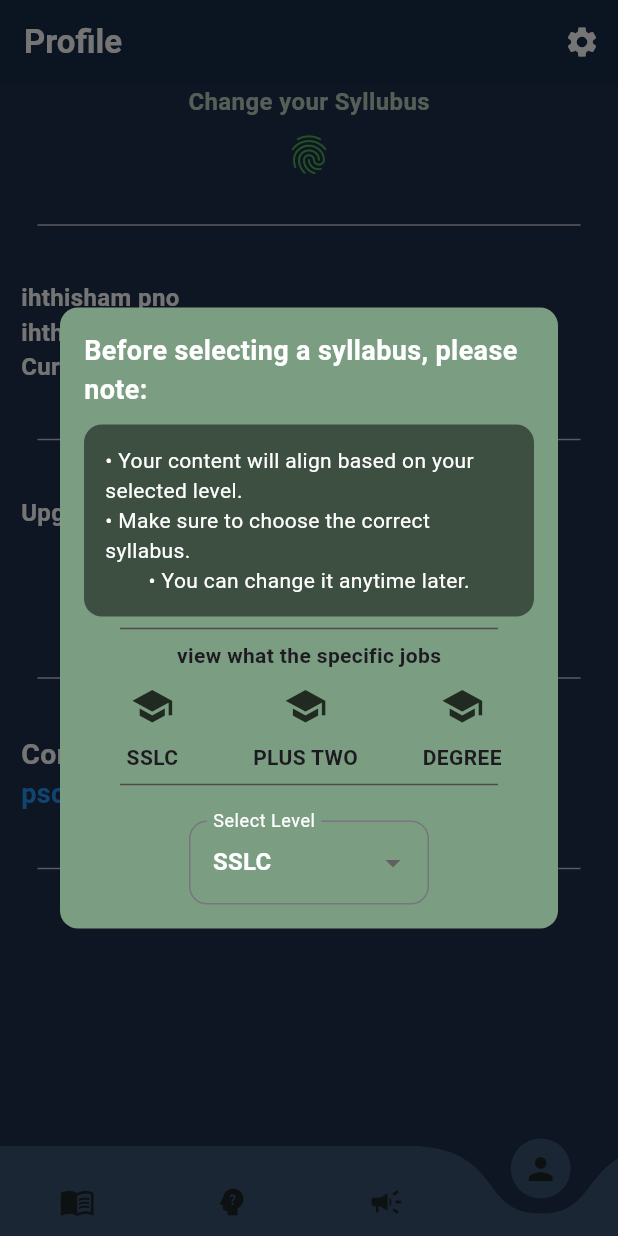
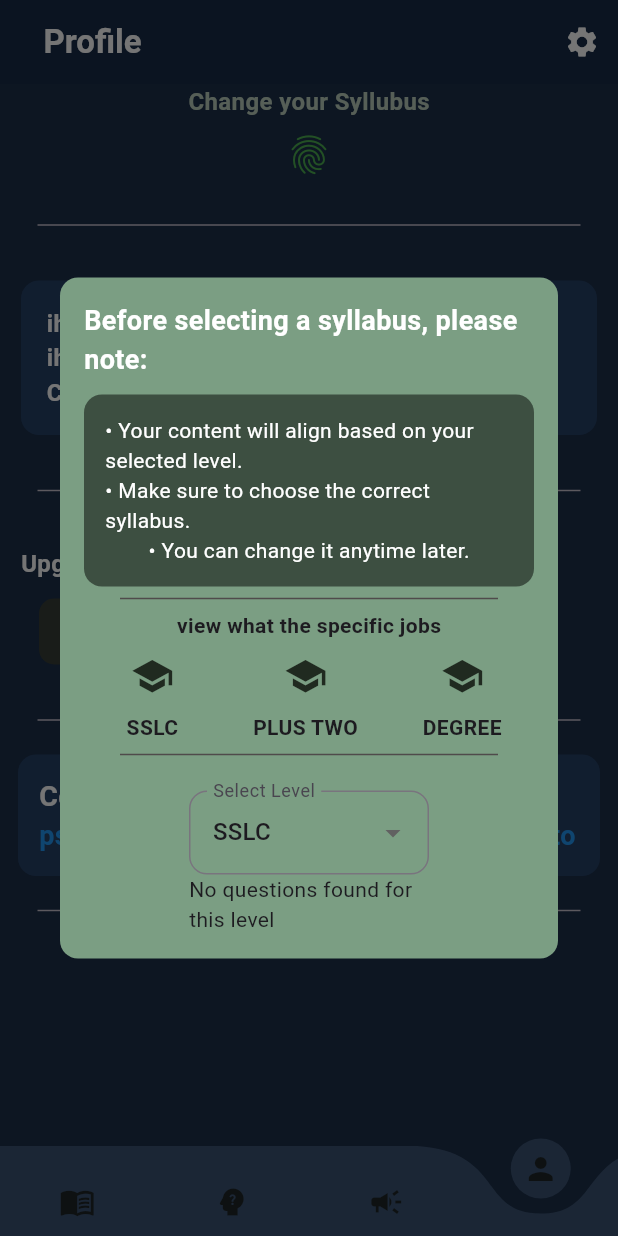
Before and after one commit to Ihthishampn/psc_learner, a Flutter app: the EntryPoint screen opened by its route, item 4 of the bottom bar chosen, after a tap on the "fingerprint" icon, on a phone screen of 412 x 824 dp. Run offline on Flutter 3.47's test engine with Material 3 defaults, Android fonts, the light colour scheme and no system bars; drawn by our look-alikes of curved_navigation_bar; our stand-ins replace cloud_firestore, firebase_auth, firebase_core, flutter_riverpod, go_router, google_fonts and 2 more; accounts and stored records are empty; Roboto replaces fonts that are missing (Anaheim, Arimo).

Commit message:
completeModelBeforeLoginLevelComplete

```diff
--- a/lib/features/entryPoint/entry_point.dart
+++ b/lib/features/entryPoint/entry_point.dart
@@ -32,7 +32,7 @@ class _EntryPointState extends ConsumerState<EntryPoint> {
       bottomNavigationBar: CurvedNavigationBar(
         backgroundColor: bgcolor,
         height: 60,
-        animationDuration: Duration(milliseconds: 300),
+        animationDuration: const Duration(milliseconds: 300),
         color: navcolor,
         buttonBackgroundColor: navcolor,
         index: selectIndex,
--- a/lib/features/profile/providers/provider_sort.dart
+++ b/lib/features/profile/providers/provider_sort.dart
@@ -5,6 +5,6 @@ enum Level { sslc, plusTwo, degree }
 
 
 final levelProvider = StateProvider<Level>((ref) {
-  final index = prefs.getInt('slectedLevel') ?? 0;
+  final index = prefs.getInt('selectedLevel') ?? 0;  // fix key spelling here
   return Level.values[index];
 });
--- a/lib/features/profile/screens/profile_screen.dart
+++ b/lib/features/profile/screens/profile_screen.dart
@@ -1,9 +1,5 @@
 import 'package:flutter/material.dart';
-import 'package:flutter_riverpod/flutter_riverpod.dart';
 import 'package:psc_learner/core/constants/colors.dart';
-import 'package:psc_learner/core/constants/text_style.dart';
-import 'package:psc_learner/features/practice/widgets/all_in_test_button.dart';
-import 'package:psc_learner/features/profile/providers/provider_sort.dart';
 import 'package:psc_learner/features/profile/widgets/change_level_widget.dart';
 import 'package:psc_learner/features/profile/widgets/contact_support.dart';
 import 'package:psc_learner/features/profile/widgets/name_email_stats.dart';
@@ -18,6 +14,7 @@ class ProfileScreen extends StatelessWidget {
     const sb = SizedBox(height: 15);
     return Scaffold(
       appBar: AppBar(
+        titleSpacing: 29,
         backgroundColor: bgcolor,
         title: Text(
           'Profile',
--- a/lib/features/profile/widgets/contact_support.dart
+++ b/lib/features/profile/widgets/contact_support.dart
@@ -1,13 +1,21 @@
 import 'package:flutter/material.dart';
+import 'package:psc_learner/core/constants/colors.dart';
 import 'package:psc_learner/core/constants/text_style.dart';
 
 class ContactSupport extends StatelessWidget {
   const ContactSupport({super.key});
 
-
   @override
   Widget build(BuildContext context) {
     return Padding(
+      padding: const EdgeInsets.only(left: 12, right: 12),
+      child: Container(
+        decoration: BoxDecoration(
+          color: const Color.fromARGB(222, 40, 69, 108),
+
+          borderRadius: BorderRadius.circular(12),
+        ),
+        child: Padding(
           padding: const EdgeInsets.all(14.0),
           child: Column(
             crossAxisAlignment: CrossAxisAlignment.start,
@@ -22,6 +30,8 @@ class ContactSupport extends StatelessWidget {
               ),
             ],
           ),
+        ),
+      ),
     );
   }
 }
--- a/lib/features/profile/widgets/dropDownWidget.dart
+++ b/lib/features/profile/widgets/dropDownWidget.dart
@@ -1,45 +1,55 @@
 import 'package:flutter/material.dart';
 import 'package:flutter_riverpod/flutter_riverpod.dart';
-import 'package:psc_learner/core/constants/colors.dart';
 import 'package:psc_learner/features/profile/providers/provider_sort.dart';
 import 'package:psc_learner/main.dart';
-
+import 'package:psc_learner/providers/fetchQusFromFirebase.dart';
 class Dropdownwidget extends ConsumerWidget {
   const Dropdownwidget({super.key});
 
   @override
   Widget build(BuildContext context, WidgetRef ref) {
     final level = ref.watch(levelProvider);
-    return DropdownButtonFormField<Level>(
+    final fetchProgress = ref.watch(fetchProgressProvider);
+    final questionsAsync = ref.watch(questionsProvider(level));
+
+    return Column(
+      crossAxisAlignment: CrossAxisAlignment.start,
+      children: [
+        DropdownButtonFormField<Level>(
           value: level,
-  dropdownColor: const Color.fromARGB(222, 53, 75, 107),
-  style: null, // keep null or default, so selected value uses normal color
           decoration: InputDecoration(
             labelText: 'Select Level',
-    labelStyle: TextStyle(color: buttonWhite),
             border: OutlineInputBorder(borderRadius: BorderRadius.circular(12)),
           ),
-  items: Level.values
-      .map(
-        (lvl) => DropdownMenuItem<Level>(
+          items: Level.values.map((lvl) => DropdownMenuItem(
             value: lvl,
-          child: Text(
-            lvl.name.toUpperCase(),
-            style: const TextStyle(
-              color: Colors.white, // dropdown list item text color
-              fontWeight: FontWeight.bold,
-            ),
-          ),
-        ),
-      )
-      .toList(),
-  onChanged: (val) {
+            child: Text(lvl.name.toUpperCase()),
+          )).toList(),
+          onChanged: (val) async {
             if (val != null) {
               ref.read(levelProvider.notifier).state = val;
-      prefs.setInt('slectedLevel', val.index);
+              prefs.setInt('selectedLevel', val.index);
+              ref.read(fetchProgressProvider.notifier).state = 0;
+              await ref.refresh(questionsProvider(val)).value;
             }
           },
+        ),
+        questionsAsync.when(
+          loading: () => Column(
+            children: [
+              LinearProgressIndicator(value: fetchProgress / 100),
+              Text('Loading... ${fetchProgress.toStringAsFixed(0)}%'),
+            ],
+          ),
+          error: (err, stack) => Text('Error: $err'),
+          data: (questions) {
+            if (questions.isEmpty) {
+              return const Text('No questions found for this level');
+            }
+            return Text('✅ ${questions.length} questions loaded');
+          },
+        ),
+      ],
     );
-
   }
 }
--- a/lib/features/profile/widgets/name_email_stats.dart
+++ b/lib/features/profile/widgets/name_email_stats.dart
@@ -12,6 +12,14 @@ class NameEmailStats extends ConsumerWidget {
     final selectLevel = ref.watch(levelProvider);
     return Padding(
       padding: const EdgeInsets.all(14.0),
+      child: Container(
+decoration: BoxDecoration(
+
+  color: const Color.fromARGB(222, 40, 69, 108),
+  borderRadius: BorderRadius.circular(12)
+
+),
+padding: EdgeInsets.all(17),
         child: Column(
           crossAxisAlignment: CrossAxisAlignment.start,
           children: [
@@ -29,6 +37,7 @@ class NameEmailStats extends ConsumerWidget {
             ),
           ],
         ),
+      ),
     );
   }
 }
--- a/lib/features/profile/widgets/upgrade_pro_widget.dart
+++ b/lib/features/profile/widgets/upgrade_pro_widget.dart
@@ -20,29 +20,25 @@ class UpgradeProWidget extends StatelessWidget {
           GestureDetector(
             onTap: () {},
             child: Padding(
-              padding: const EdgeInsets.only(left: 37, right: 37),
+              padding: const EdgeInsets.only(left: 12, right: 26),
               child: Container(
                 padding: EdgeInsets.symmetric(horizontal: 0, vertical: 12),
                 decoration: BoxDecoration(
-                  color: Colors.green,
+                  color: const Color.fromARGB(255, 55, 61, 55),
                   borderRadius: BorderRadius.circular(10),
                 ),
                 child: Row(
                   mainAxisAlignment: MainAxisAlignment.spaceEvenly,
                   children: [
                     Text(
-                      'Tap here',
+                      'Go to Subscription page',
                       style: TextStyle(
-                        fontSize: 18,
+                        fontSize: 14,
                         fontWeight: FontWeight.bold,
                         color: Colors.white,
                       ),
                     ),
-                    const Icon(
-                      Icons.rocket_launch,
-                      color: Colors.white,
-                      size: 26,
-                    ),
+
                   ],
                 ),
               ),
--- a/lib/main.dart
+++ b/lib/main.dart
@@ -3,6 +3,7 @@
 import 'package:firebase_core/firebase_core.dart';
 import 'package:flutter/material.dart';
 import 'package:flutter_riverpod/flutter_riverpod.dart';
+import 'package:hive_flutter/hive_flutter.dart';
 import 'package:psc_learner/core/constants/colors.dart';
 import 'package:psc_learner/firebase_options.dart';
 import 'package:psc_learner/routes/app_routes/app_routes.dart';
@@ -11,17 +12,18 @@ import 'package:shared_preferences/shared_preferences.dart';
 // sahared prefrence
 late SharedPreferences prefs;
 
+// main.dart
 void main() async {
-  // this is required to initiallize Firebase before running the app
-  // otherwise it will throw an error
-  // its a way to start engine of the app / flutter
   WidgetsFlutterBinding.ensureInitialized();
-  // logining to firebase service
-  // this is required to initialize Firebase before running the app
   await Firebase.initializeApp(options: DefaultFirebaseOptions.currentPlatform);
   prefs = await SharedPreferences.getInstance();
-  // provider scope is required to use riverpod
-  // its a way to app put to a tool box that we can use tool (provider) from anywhere in the app
+
+  await Hive.initFlutter();
+  await Hive.openBox('questions');
+
+  // Initialize AppState with the saved level
+
+
   runApp(ProviderScope(child: MyApp()));
 }
 
--- /dev/null
+++ b/lib/providers/fetchQusFromFirebase.dart
@@ -0,0 +1,67 @@
+import 'package:flutter_riverpod/flutter_riverpod.dart';
+import 'package:firebase_auth/firebase_auth.dart';
+import 'package:cloud_firestore/cloud_firestore.dart';
+import 'package:hive_flutter/hive_flutter.dart';
+import '../features/profile/providers/provider_sort.dart';
+
+// Provider to handle anonymous sign-in and ensure user is authenticated
+final firebaseAuthProvider = FutureProvider<User>((ref) async {
+  final auth = FirebaseAuth.instance;
+
+  if (auth.currentUser == null) {
+    final userCredential = await auth.signInAnonymously();
+    return userCredential.user!;
+  }
+  return auth.currentUser!;
+});
+
+final fetchProgressProvider = StateProvider<double>((ref) => 0);
+
+final questionsProvider = FutureProvider.family<List<Map<String, dynamic>>, Level>((ref, level) async {
+  final box = await Hive.openBox('questions');
+  final key = level.name;
+
+  // Try to get from Hive first
+  if (box.containsKey(key)) {
+    final cachedData = box.get(key);
+    if (cachedData != null && cachedData is List && cachedData.isNotEmpty) {
+      print("📦 Using cached questions for $key");
+      return List<Map<String, dynamic>>.from(cachedData);
+    }
+  }
+
+  // If not in Hive or empty, fetch from Firebase
+  print("🔥 Fetching questions from Firebase for $key");
+  ref.read(fetchProgressProvider.notifier).state = 0;
+
+  try {
+    final firestore = FirebaseFirestore.instance;
+    final querySnapshot = await firestore
+        .collection('questions_$key')
+        .orderBy('id')
+        .get();
+
+    final questions = querySnapshot.docs.map((doc) {
+      final data = doc.data();
+      return {
+        'question': data['question'] ?? '',
+        'options': List<String>.from(data['options'] ?? []),
+        'answer': data['answer'] ?? '',
+        'id': doc.id, // Include document ID if needed
+      };
+    }).toList();
+
+    // Update progress
+    ref.read(fetchProgressProvider.notifier).state = 100;
+
+    // Save to Hive
+    await box.put(key, questions);
+    print("💾 Saved ${questions.length} questions to Hive for $key");
+
+    return questions;
+  } catch (e) {
+    print("❌ Error fetching questions: $e");
+    ref.read(fetchProgressProvider.notifier).state = 0;
+    throw Exception('Failed to load questions');
+  }
+});
```
Also changed, not shown: lib/features/Current_affair/screens/current_affairs.dart (+45 -27 lines), lib/features/practice/widgets/stats_widget.dart (+12 -16 lines), pubspec.yaml (+7 -1 lines), lib/features/auth/screens/login/screens/login_screen.dart (line endings or trailing spaces), lib/features/auth/screens/sign_up/screens/sign_up_screen.dart (line endings or trailing spaces), lib/features/splash/splah_screen.dart (line endings or trailing spaces), lib/routes/app_routes/app_routes.dart (line endings or trailing spaces), pubspec.lock, 2 other files. Lines whose indentation alone changed are shown as unchanged.
